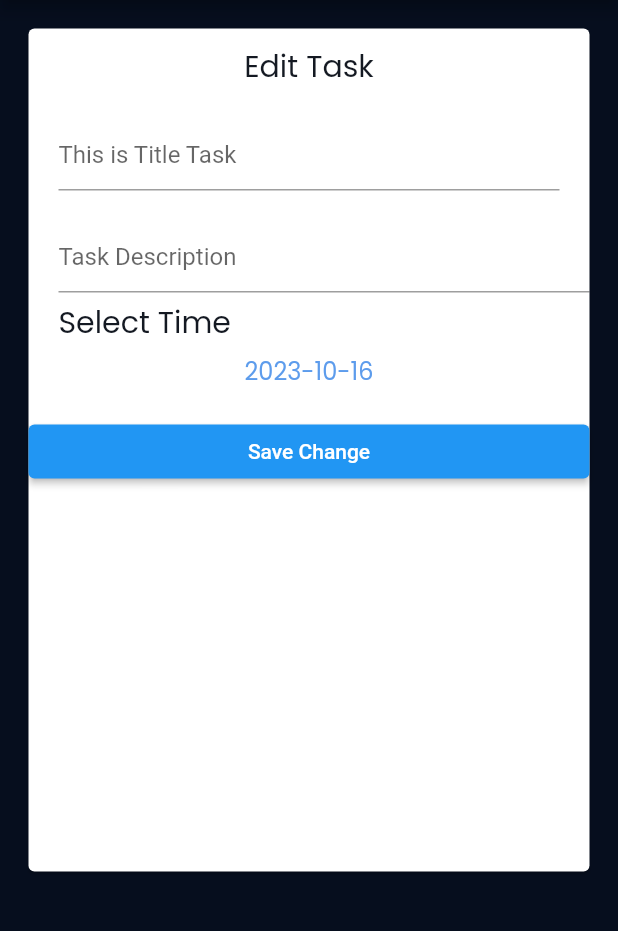
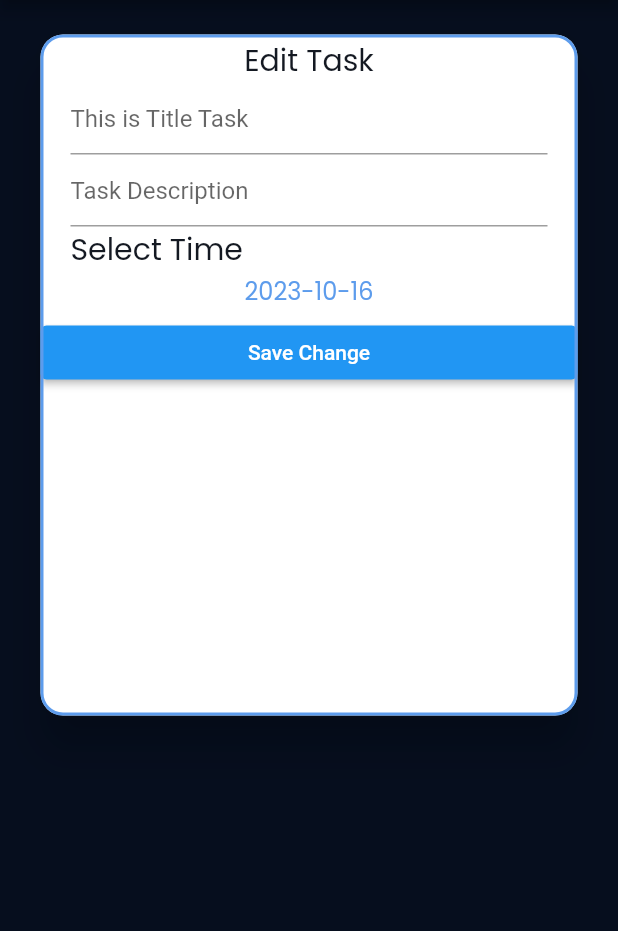
Before and after one commit to NairaaSaid/todo, a Flutter app: the Edit screen opened by its route, on a phone screen of 412 x 824 dp, the part 84-1015 px from its top. Run offline on Flutter 3.47's test engine with Material 2 defaults, Android fonts, the phone set to English and light mode, and no system bars; our stand-ins replace calendar_timeline, cloud_firestore, firebase_core, flutter_slidable, google_fonts; accounts and stored records are empty; generated files the repository leaves out were written again.

```diff
--- a/lib/screens/tasks/edit.dart
+++ b/lib/screens/tasks/edit.dart
@@ -30,16 +30,24 @@ class _EditState extends State<Edit> {
             AppLocalizations.of(context)!.app_title,
             style: Theme.of(context).textTheme.bodyLarge,
           )),
-      body: Container(height: 600,
+      body: Container(
+
+        height: 500,
         child: Padding(
           padding: const EdgeInsets.all(15.0),
           child: Card(
+            //color: provider.appTheme==ThemeMode.light? WhiteColor:BackgroundDark,
+            elevation: 12,
+            margin: EdgeInsets.symmetric(vertical: 8, horizontal: 12),
+            shape: OutlineInputBorder(
+                borderRadius: BorderRadius.circular(15),
+                borderSide: BorderSide(color: primaryColor,width: 2)),
             child: Column(
                // mainAxisSize: MainAxisSize.min,
                 crossAxisAlignment: CrossAxisAlignment.stretch,
                 children: [
                   Padding(
-                    padding: const EdgeInsets.only(top: 10.0),
+                    padding: const EdgeInsets.only(top: 2.0),
                     child: Text(
                         textAlign: TextAlign.center,
                         AppLocalizations.of(context)!.edittask,
@@ -51,7 +59,7 @@ class _EditState extends State<Edit> {
                   ),
                   Form(key: formkey,
                     child: Column(children: [ Padding(
-                      padding: const EdgeInsets.all(20.0),
+                      padding: const EdgeInsets.only(left: 20.0,right: 20),
                       child: TextFormField(
                           validator: (text) {
                             if (text == null || text.isEmpty) {
@@ -68,8 +76,7 @@ class _EditState extends State<Edit> {
                             hintText: "This is Title Task",
                           )),
                     ),
-                      Padding(
-                        padding: const EdgeInsets.only(left: 20.0),
+                      Padding(                        padding: const EdgeInsets.only(left: 20.0,right: 20),
                         child: TextFormField(
                           validator: (text) {
                             if (text == null || text.isEmpty) {
@@ -88,7 +95,7 @@ class _EditState extends State<Edit> {
                     ],),
                   ),
                   Padding(
-                    padding: const EdgeInsets.only(left: 20.0, top: 5),
+                    padding: const EdgeInsets.only(left: 20.0),
                     child: Text("Select Time",
                         textAlign: provider.appLanguage == "en"
                             ? TextAlign.start
@@ -100,7 +107,7 @@ class _EditState extends State<Edit> {
                             .copyWith(color: blackColor)),
                   ),
                   SizedBox(
-                    height: 5,
+                    height: 1,
                   ),
                   InkWell(
                     onTap: () {
@@ -116,7 +123,7 @@ class _EditState extends State<Edit> {
                             .copyWith(fontSize: 16, color: primaryColor)),
                   ),
                   SizedBox(
-                    height: 18,
+                    height: 5,
                   ),
                   ElevatedButton(onPressed: () {
                     editTask();
--- a/lib/screens/tasks/task_item.dart
+++ b/lib/screens/tasks/task_item.dart
@@ -34,7 +34,7 @@ class _TaskItemState extends State<TaskItem> {
             margin: EdgeInsets.symmetric(vertical: 8, horizontal: 12),
             shape: OutlineInputBorder(
                 borderRadius: BorderRadius.circular(15),
-                borderSide: BorderSide(color: primaryColor)),
+                borderSide: BorderSide(color: primaryColor,width: 2)),
             child: Slidable(
               startActionPane: ActionPane(
                 extentRatio: 0.25,
```
